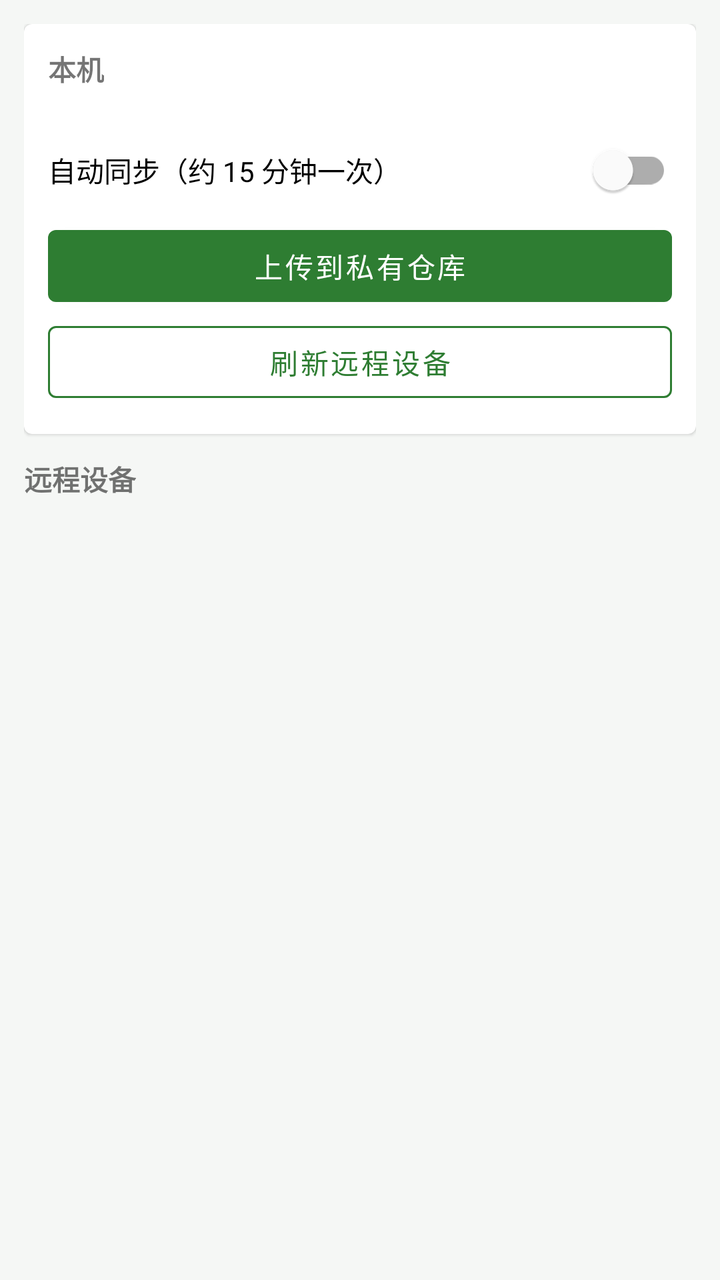
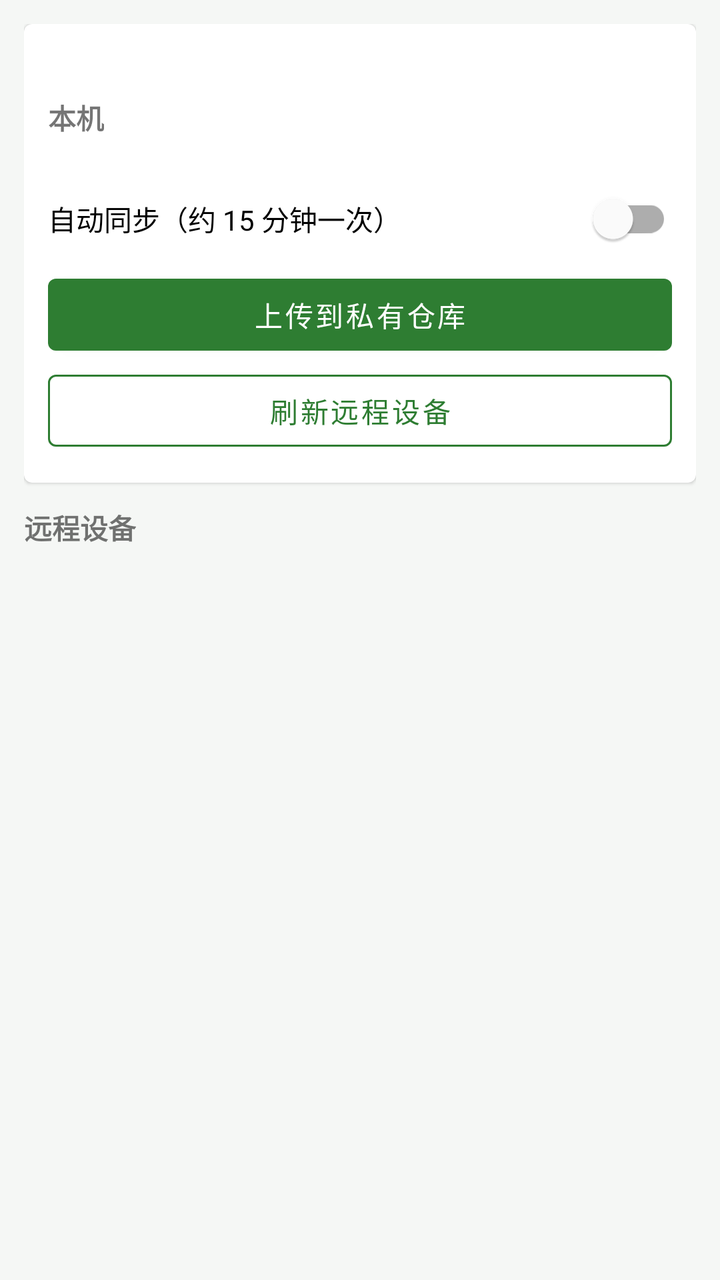

An Android layout rendered at two revisions. The XML below is the earlier revision; the diff shows what the commit changed to produce the second picture.
<!-- AndroidManifest.xml: application theme Theme.ModMigrator -->
<!-- res/layout/fragment_sync.xml -->
<?xml version="1.0" encoding="utf-8"?>
<LinearLayout xmlns:android="http://schemas.android.com/apk/res/android"
    android:layout_width="match_parent"
    android:layout_height="match_parent"
    android:orientation="vertical"
    android:padding="12dp">

    <com.google.android.material.card.MaterialCardView
        android:layout_width="match_parent"
        android:layout_height="wrap_content">

        <LinearLayout
            android:layout_width="match_parent"
            android:layout_height="wrap_content"
            android:orientation="vertical"
            android:padding="12dp">

            <TextView
                android:layout_width="wrap_content"
                android:layout_height="wrap_content"
                android:text="@string/device"
                android:textStyle="bold" />

            <TextView
                android:id="@+id/tvDeviceId"
                android:layout_width="match_parent"
                android:layout_height="wrap_content"
                android:textColor="@color/textSecondary"
                android:textSize="12sp" />

            <com.google.android.material.switchmaterial.SwitchMaterial
                android:id="@+id/swAutoSync"
                android:layout_width="match_parent"
                android:layout_height="wrap_content"
                android:text="@string/cfg_auto_sync" />

            <Button
                android:id="@+id/btnUpload"
                android:layout_width="match_parent"
                android:layout_height="wrap_content"
                android:text="@string/upload" />

            <Button
                android:id="@+id/btnRefresh"
                style="@style/AppButtonOutlined"
                android:layout_width="match_parent"
                android:layout_height="wrap_content"
                android:text="@string/refresh_devices" />
        </LinearLayout>
    </com.google.android.material.card.MaterialCardView>

    <TextView
        android:layout_width="wrap_content"
        android:layout_height="wrap_content"
        android:layout_marginTop="12dp"
        android:text="@string/remote_devices"
        android:textStyle="bold" />

    <androidx.recyclerview.widget.RecyclerView
        android:id="@+id/rvDevices"
        android:layout_width="match_parent"
        android:layout_height="0dp"
        android:layout_weight="1" />

    <TextView
        android:id="@+id/tvLog"
        android:layout_width="match_parent"
        android:layout_height="wrap_content"
        android:maxHeight="140dp"
        android:textColor="@color/textSecondary"
        android:textSize="12sp" />
</LinearLayout>
<!-- resources referenced by this layout -->
<resources>
  <color name="textSecondary">#99000000</color>
  <string name="cfg_auto_sync">自动同步（约 15 分钟一次）</string>
  <string name="device">本机</string>
  <string name="refresh_devices">刷新远程设备</string>
  <string name="remote_devices">远程设备</string>
  <string name="upload">上传到私有仓库</string>
  <style name="AppButtonOutlined" parent="Widget.MaterialComponents.Button.OutlinedButton">
          <item name="strokeColor">?attr/colorPrimary</item>
          <item name="android:textColor">?attr/colorPrimary</item>
          <item name="iconTint">?attr/colorPrimary</item>
          <item name="rippleColor">?attr/colorPrimary</item>
      </style>
  <style name="Theme.ModMigrator" parent="Theme.MaterialComponents.DayNight.NoActionBar">
          <item name="colorPrimary">@color/primary</item>
          <item name="colorPrimaryDark">@color/primaryDark</item>
          <item name="colorAccent">@color/accent</item>
          <item name="android:windowBackground">@color/bg</item>
          <item name="android:statusBarColor">@color/primaryDark</item>
          <item name="preferenceTheme">@style/PreferenceThemeOverlay</item>
          
          <item name="materialButtonStyle">@style/AppButton</item>
          
          <item name="materialButtonOutlinedStyle">@style/AppButtonOutlined</item>
      </style>
  <color name="primary">#FF2E7D32</color>
  <color name="primaryDark">#FF1B5E20</color>
  <color name="accent">#FF66BB6A</color>
  <color name="bg">#FFF5F7F5</color>
  <style name="AppButton" parent="Widget.MaterialComponents.Button">
          <item name="backgroundTint">?attr/colorPrimary</item>
          <item name="android:textColor">@android:color/white</item>
          <item name="rippleColor">?attr/colorPrimary</item>
      </style>
</resources>

<!-- the commit's change to res/layout/fragment_sync.xml (unified diff, before → after) -->
@@ -16,10 +16,26 @@
             android:padding="12dp">
 
             <TextView
+                android:id="@+id/tvLogin"
+                android:layout_width="match_parent"
+                android:layout_height="wrap_content"
+                android:textSize="12sp"
+                android:textColor="@color/textSecondary" />
+
+            <Button
+                android:id="@+id/btnLogin"
+                style="@style/AppButtonOutlined"
+                android:layout_width="match_parent"
+                android:layout_height="wrap_content"
+                android:text="去设置里登录"
+                android:visibility="gone" />
+
+            <TextView
                 android:layout_width="wrap_content"
                 android:layout_height="wrap_content"
                 android:text="@string/device"
-                android:textStyle="bold" />
+                android:textStyle="bold"
+                android:layout_marginTop="8dp" />
 
             <TextView
                 android:id="@+id/tvDeviceId"
